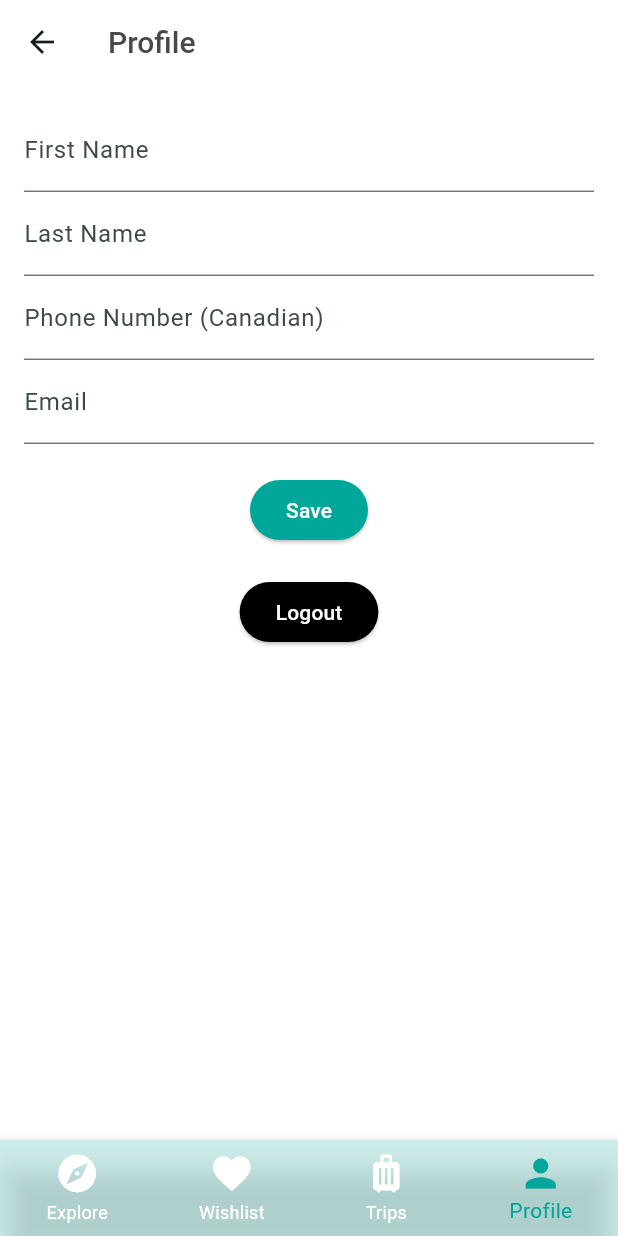
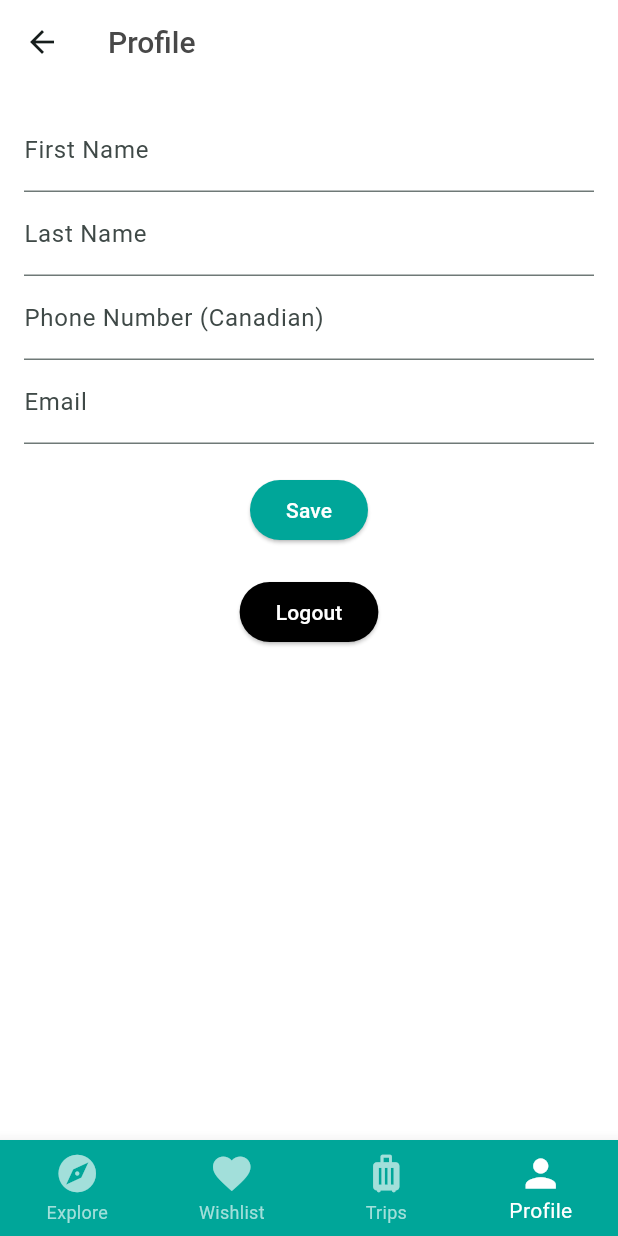
Before and after one commit to sufiyan764/earthbnb, a Flutter app: the ProfilePage screen opened by its route, on a phone screen of 412 x 824 dp. Run offline on Flutter 3.47's test engine with Material 3 defaults, Android fonts, the phone set to English and light mode, and no system bars; our stand-ins replace firebase_auth, firebase_core, firebase_database; accounts and stored records are empty.

Commit message:
new changes in navbar

```diff
--- a/lib/colors.dart
+++ b/lib/colors.dart
@@ -8,9 +8,6 @@ class AppColors {
   // Accent Colors
   static const Color accentTeal = Color(0xFF00A699);
   static const Color lighterAccentTeal = Color(0x80A6E4E0); // 50% opacity
-
-
-
 
   static const Color accentOrange = Color(0xFFFC642D);
 
@@ -24,7 +21,7 @@ class AppColors {
 
   // Unselected Navigation Icon Color
   // static const Color unselectedNavIcon = Color(0xFFB0B0B0);
-  static const Color unselectedNavIcon = Color(0xFFFFFFFF);
+  static const Color unselectedNavIcon = Color(0xFFA2DFDA);
 
   // Card Backgrounds
   static const Color cardBackground = Color(0xFFFFFFFF); // White for individual property cards
--- a/lib/navigation.dart
+++ b/lib/navigation.dart
@@ -53,11 +53,11 @@ class AppNavigation extends StatelessWidget {
     return BottomNavigationBar(
       currentIndex: selectedIndex,
       onTap: (index) => _onItemTapped(context, index),
-      selectedItemColor: AppColors.accentTeal, // Set your selected color here
+      selectedItemColor: AppColors.backgroundWhite, // Set your selected color here
       unselectedItemColor: AppColors.unselectedNavIcon,
       showSelectedLabels: true, // Make sure the label for the selected item is always visible
       showUnselectedLabels: true,
-      backgroundColor: AppColors.lighterAccentTeal,
+      backgroundColor: AppColors.accentTeal,
       iconSize: 30.0, // Set a fixed icon size for consistency
       type: BottomNavigationBarType.fixed,
       items: const <BottomNavigationBarItem>[
```
Also changed, not shown: lib/checkout.dart (+7 -1 lines).
